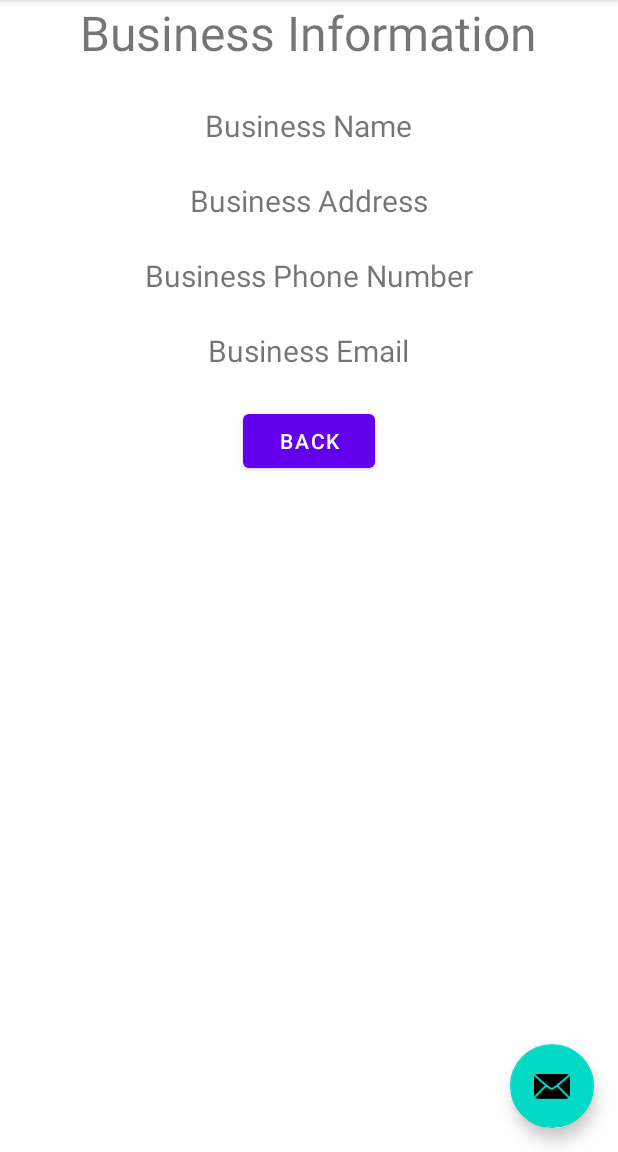
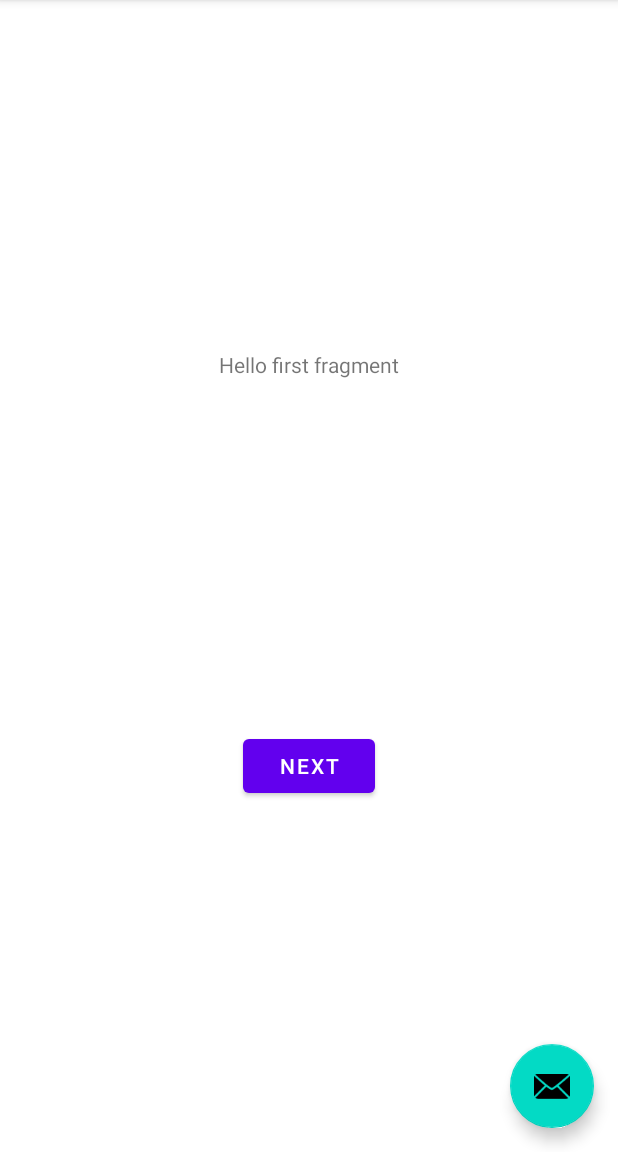
Before and after one commit to McGill-ECSE321-Winter2021/project-group-06, an Android app: the screen it shows after launch (MainActivity), on a phone screen of 412 x 824 dp, the part 84-1236 px from its top. Run offline under Robolectric (Android 15) with nearby library versions, the phone set to English and light mode, and no system bars; 2 statements that could not run were skipped.

Commit message:
Business Info setup

```diff
--- /dev/null
+++ b/VehicleRepairShop-Android/app/src/main/java/ca/mcgill/ecse321/vehiclerepairshop/BusinessInfo.java
@@ -0,0 +1,49 @@
+package ca.mcgill.ecse321.vehiclerepairshop;
+
+public class
+BusinessInfo {
+    private String businessName;
+    private String businessAddress;
+    private String businessPhoneNumber;
+    private String businessEmail;
+
+
+    public BusinessInfo(String businessName, String businessAddress, String businessPhoneNumber, String businessEmail) {
+        this.businessName = businessName;
+        this.businessAddress = businessAddress;
+        this.businessPhoneNumber = businessPhoneNumber;
+        this.businessEmail = businessEmail;
+    }
+
+    public String getBusinessName() {
+        return businessName;
+    }
+
+    public String getBusinessAddress() {
+        return businessAddress;
+    }
+
+    public String getBusinessPhoneNumber() {
+        return businessPhoneNumber;
+    }
+
+    public String getBusinessEmail() {
+        return businessEmail;
+    }
+
+    public void setBusinessName(String businessName) {
+        this.businessName = businessName;
+    }
+
+    public void setBusinessAddress(String businessAddress) {
+        this.businessAddress = businessAddress;
+    }
+
+    public void setBusinessPhoneNumber(String businessPhoneNumber) {
+        this.businessPhoneNumber = businessPhoneNumber;
+    }
+
+    public void setBusinessEmail(String businessEmail) {
+        this.businessEmail = businessEmail;
+    }
+}
--- a/VehicleRepairShop-Android/app/src/main/res/layout/content_main.xml
+++ b/VehicleRepairShop-Android/app/src/main/res/layout/content_main.xml
@@ -1,72 +1,53 @@
 <?xml version="1.0" encoding="utf-8"?>
 <androidx.constraintlayout.widget.ConstraintLayout xmlns:android="http://schemas.android.com/apk/res/android"
     xmlns:app="http://schemas.android.com/apk/res-auto"
+    xmlns:tools="http://schemas.android.com/tools"
     android:layout_width="match_parent"
     android:layout_height="match_parent"
     app:layout_behavior="@string/appbar_scrolling_view_behavior">
 
-    <LinearLayout
-        android:layout_width="match_parent"
-        android:layout_height="wrap_content"
-        android:orientation="vertical"
+    <fragment
+        android:id="@+id/nav_host_fragment"
+        android:name="androidx.navigation.fragment.NavHostFragment"
+        android:layout_width="0dp"
+        android:layout_height="0dp"
+        app:defaultNavHost="true"
+        app:layout_constraintBottom_toBottomOf="parent"
         app:layout_constraintLeft_toLeftOf="parent"
         app:layout_constraintRight_toRightOf="parent"
-        app:layout_constraintTop_toTopOf="parent">
+        app:layout_constraintTop_toTopOf="parent"
+        app:navGraph="@navigation/nav_graph" />
 
-        <TextView
-            android:id="@+id/error"
-            android:layout_height="wrap_content"
-            android:layout_width="wrap_content"
-            android:visibility="gone"
-            android:text=""
-            android:textColor="#FF0000"/>
+    <!--    <LinearLayout-->
+    <!--        android:layout_width="match_parent"-->
+    <!--        android:layout_height="wrap_content"-->
+    <!--        android:orientation="vertical"-->
+    <!--        app:layout_constraintLeft_toLeftOf="parent"-->
+    <!--        app:layout_constraintRight_toRightOf="parent"-->
+    <!--        app:layout_constraintTop_toTopOf="parent">-->
 
-        <TextView
-            android:id="@+id/BI_title"
-            android:textSize="32dp"
-            android:layout_width="wrap_content"
-            android:layout_height="70dp"
-            android:layout_gravity="center"
-            android:text="@string/BI_title" />
+    <!--        <TextView-->
+    <!--            android:id="@+id/error"-->
+    <!--            android:layout_height="wrap_content"-->
+    <!--            android:layout_width="wrap_content"-->
+    <!--            android:visibility="gone"-->
+    <!--            android:text=""-->
+    <!--            android:textColor="#FF0000"/>-->
 
-        <TextView
-            android:id="@+id/business_name"
-            android:textSize="20dp"
-            android:layout_width="wrap_content"
-            android:layout_height="50dp"
-            android:layout_gravity="center"
-            android:text="@string/business_name" />
+    <!--        <EditText-->
+    <!--            android:layout_width="match_parent"-->
+    <!--            android:layout_height="wrap_content"-->
+    <!--            android:id="@+id/newperson_name"-->
+    <!--            android:hint="@string/newperson_hint"/>-->
 
-        <TextView
-            android:id="@+id/business_address"
-            android:textSize="20dp"
-            android:layout_width="wrap_content"
-            android:layout_height="50dp"
-            android:layout_gravity="center"
-            android:text="@string/business_address" />
-
-        <TextView
-            android:id="@+id/business_phone_number"
-            android:textSize="20dp"
-            android:layout_width="wrap_content"
-            android:layout_height="50dp"
-            android:layout_gravity="center"
-            android:text="@string/business_phone_number" />
-
-        <TextView
-            android:id="@+id/business_email"
-            android:textSize="20dp"
-            android:layout_width="wrap_content"
-            android:layout_height="50dp"
-            android:layout_gravity="center"
-            android:text="@string/business_email" />
-        <Button
-            android:layout_width="wrap_content"
-            android:layout_height="wrap_content"
-            android:layout_gravity="center"
-            android:onClick="returnToMain"
-            android:text="@string/go_back" />
+    <!--        <Button-->
+    <!--            android:layout_width="wrap_content"-->
+    <!--            android:layout_height="wrap_content"-->
+    <!--            android:layout_gravity="end"-->
+    <!--            android:onClick="addPerson"-->
+    <!--            android:text="@string/newperson_button" />-->
+    <!--    </LinearLayout>-->
 
 
-    </LinearLayout>
+
 </androidx.constraintlayout.widget.ConstraintLayout>
```
